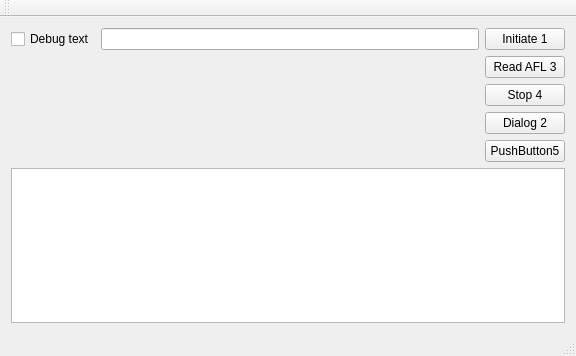
This is mainwindow.ui in Baldurf/phos_dcs_3 as Qt 5 draws it before an edit. The edited form follows.
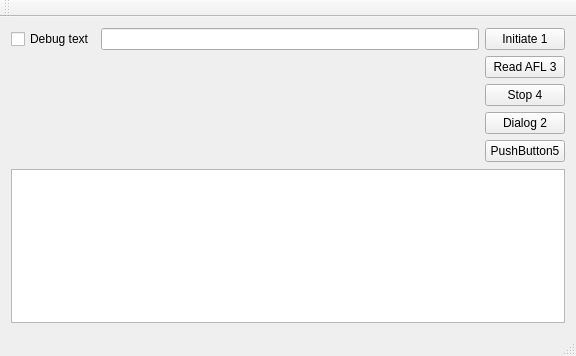
This is the edited form.

Commit message: Small changes Minor changes. fixed some if statements. Very minor ui change. Removed QDebugStream.

The edit to the form file:
```diff
--- a/mainwindow.ui
+++ b/mainwindow.ui
@@ -88,6 +88,19 @@
           </property>
          </widget>
         </item>
+        <item>
+         <spacer name="verticalSpacer_2">
+          <property name="orientation">
+           <enum>Qt::Vertical</enum>
+          </property>
+          <property name="sizeHint" stdset="0">
+           <size>
+            <width>20</width>
+            <height>40</height>
+           </size>
+          </property>
+         </spacer>
+        </item>
        </layout>
       </item>
      </layout>
```
The commit also changes 4 other files.
